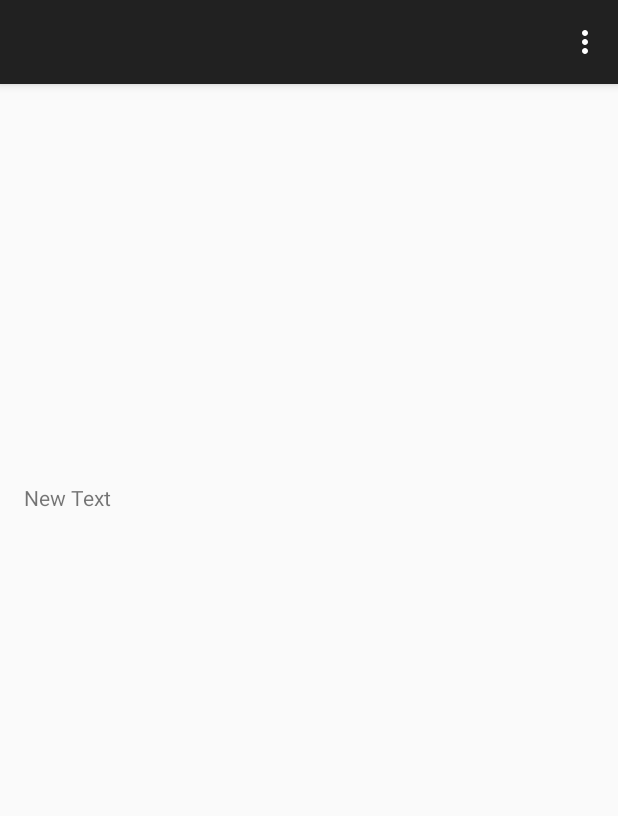
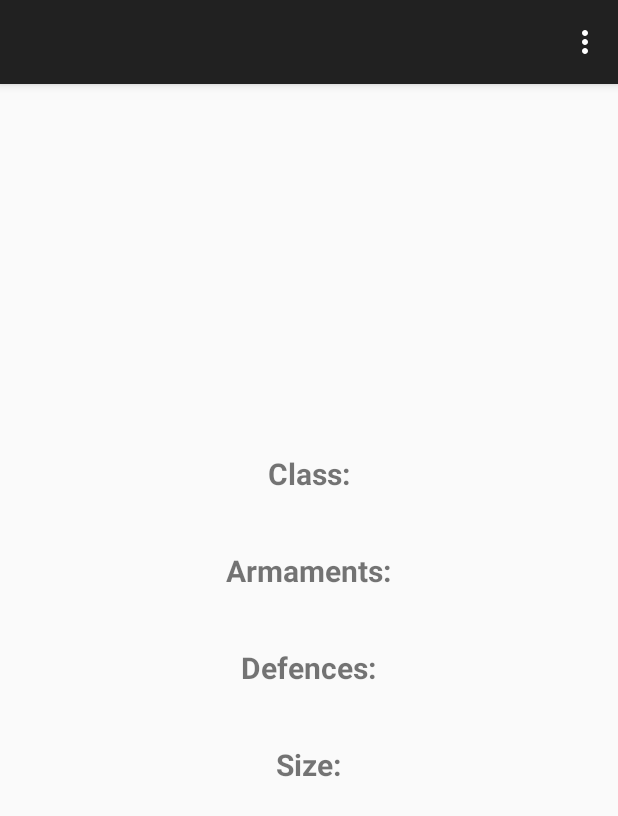
Before and after one commit to OrazioC/calabash-trainer, an Android app: the ShowItemActivity screen opened directly, with no data from a screen before it, on a phone screen of 412 x 824 dp. Shown: the top 816 px of the screen. Run offline under Robolectric (Android 15) with nearby library versions, the phone set to English and light mode, and no system bars; 11 statements that could not run were skipped.

Commit message:
refactored view item page layout

```diff
--- a/app/src/main/java/com/blinkboxmusic/android_sample_app/ShowItemActivity.java
+++ b/app/src/main/java/com/blinkboxmusic/android_sample_app/ShowItemActivity.java
@@ -93,8 +93,17 @@ public class ShowItemActivity extends ActionBarActivity {
 
             View rootView = inflater.inflate(R.layout.fragment_show_item, container, false);
 
-            TextView description = (TextView) rootView.findViewById(R.id.item_description);
-            description.setText(spacecraft.getSpacecraftClass());
+            TextView spacecraftClass = (TextView) rootView.findViewById(R.id.class_description);
+            spacecraftClass.setText(spacecraft.getSpacecraftClass());
+
+            TextView armament = (TextView) rootView.findViewById(R.id.armament_description);
+            armament.setText(spacecraft.getArmaments());
+
+            TextView defence = (TextView) rootView.findViewById(R.id.defence_description);
+            defence.setText(spacecraft.getDefences());
+
+            TextView size = (TextView) rootView.findViewById(R.id.size_description);
+            size.setText(spacecraft.getSize());
 
             ImageView image = (ImageView) rootView.findViewById(R.id.item_large_image);
             String uri = "@drawable/" + spacecraft.getImageName() + "_large";
--- a/app/src/main/res/layout/fragment_show_item.xml
+++ b/app/src/main/res/layout/fragment_show_item.xml
@@ -1,26 +1,94 @@
-<RelativeLayout xmlns:android="http://schemas.android.com/apk/res/android"
-    xmlns:tools="http://schemas.android.com/tools" android:layout_width="match_parent"
-    android:layout_height="match_parent" android:paddingLeft="@dimen/activity_horizontal_margin"
+<ScrollView xmlns:android="http://schemas.android.com/apk/res/android"
+    android:layout_width="fill_parent"
+    android:layout_height="wrap_content" >
+
+    <LinearLayout xmlns:android="http://schemas.android.com/apk/res/android"
+        xmlns:tools="http://schemas.android.com/tools" android:layout_width="fill_parent"
+        android:layout_height="fill_parent" android:paddingLeft="@dimen/activity_horizontal_margin"
         android:paddingRight="@dimen/activity_horizontal_margin"
         android:paddingTop="@dimen/activity_vertical_margin"
         android:paddingBottom="@dimen/activity_vertical_margin"
-    tools:context="com.blinkboxmusic.android_sample_app.ShowItemActivity$PlaceholderFragment">
+        android:orientation="vertical"
+        tools:context="com.blinkboxmusic.android_sample_app.ShowItemActivity$PlaceholderFragment"
+        android:weightSum="1">
 
         <ImageView
-        android:layout_width="wrap_content"
-        android:layout_height="250dp"
+            android:layout_width="match_parent"
+            android:layout_height="220dp"
             android:id="@+id/item_large_image"
             android:src="@drawable/mccruiser"
             android:layout_alignParentEnd="true"
             android:contentDescription="spacecraftImage"
-        android:layout_alignParentStart="true" />
+            android:layout_alignParentStart="true"
+            />
 
         <TextView
             android:layout_width="wrap_content"
             android:layout_height="wrap_content"
-        android:text="New Text"
-        android:id="@+id/item_description"
-        android:layout_below="@+id/item_large_image"
-        android:layout_alignParentStart="true"
-        android:layout_alignParentEnd="true" />
-</RelativeLayout>
+            android:text="@string/class_label"
+            android:id="@+id/class_description_label"
+            android:textAlignment="center"
+            android:textStyle="bold"
+            android:textSize="20sp"
+            android:layout_marginTop="10dp"
+            android:layout_gravity="center_horizontal" />
+
+        <TextView
+            android:layout_width="fill_parent"
+            android:layout_height="wrap_content"
+            android:id="@+id/class_description"
+            android:textSize="20sp" />
+
+        <TextView
+            android:layout_width="wrap_content"
+            android:layout_height="wrap_content"
+            android:text="@string/armament_label"
+            android:id="@+id/armament_description_label"
+            android:textAlignment="center"
+            android:textStyle="bold"
+            android:textSize="20sp"
+            android:layout_marginTop="10dp"
+            android:layout_gravity="center_horizontal" />
+
+        <TextView
+            android:layout_width="fill_parent"
+            android:layout_height="wrap_content"
+            android:id="@+id/armament_description"
+            android:textSize="20sp" />
+
+        <TextView
+            android:layout_width="wrap_content"
+            android:layout_height="wrap_content"
+            android:text="@string/defence_label"
+            android:id="@+id/defence_description_label"
+            android:textAlignment="center"
+            android:textStyle="bold"
+            android:textSize="20sp"
+            android:layout_marginTop="10dp"
+            android:layout_gravity="center_horizontal" />
+
+        <TextView
+            android:layout_width="fill_parent"
+            android:layout_height="wrap_content"
+            android:id="@+id/defence_description"
+            android:textSize="20sp" />
+
+        <TextView
+            android:layout_width="wrap_content"
+            android:layout_height="wrap_content"
+            android:text="@string/size_label"
+            android:id="@+id/size_description_label"
+            android:textAlignment="center"
+            android:textStyle="bold"
+            android:textSize="20sp"
+            android:layout_marginTop="10dp"
+            android:layout_gravity="center_horizontal" />
+
+        <TextView
+            android:layout_width="fill_parent"
+            android:layout_height="wrap_content"
+            android:id="@+id/size_description"
+            android:textSize="20sp" />
+
+    </LinearLayout>
+</ScrollView>
--- a/app/src/main/res/values/strings.xml
+++ b/app/src/main/res/values/strings.xml
@@ -11,6 +11,9 @@
     <string name="welcome_message">Welcome %1$s</string>
     <string name="title_activity_main">Main Page</string>
     <string name="title_activity_show_item">%1$s</string>
-    <string name="placeholder">placeholder</string>
+    <string name="class_label">Class:</string>
+    <string name="armament_label">Armaments:</string>
+    <string name="defence_label">Defences:</string>
+    <string name="size_label">Size:</string>
 
 </resources>
```
Lines whose indentation alone changed are shown as unchanged.
